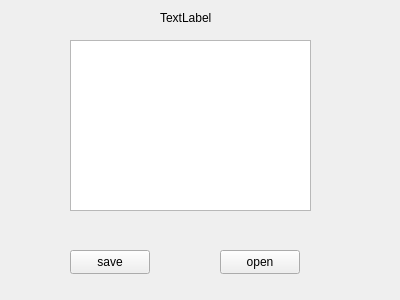
Old version of the form misNotas/textnoteform.ui in the repository e1nfalt/misNotas.
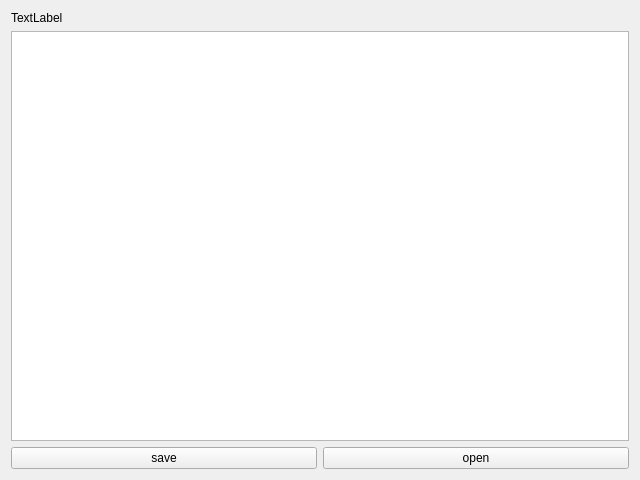
New version of the form.

Patch:
```diff
--- a/misNotas/textnoteform.ui
+++ b/misNotas/textnoteform.ui
@@ -6,62 +6,43 @@
    <rect>
     <x>0</x>
     <y>0</y>
-    <width>400</width>
-    <height>300</height>
+    <width>640</width>
+    <height>480</height>
    </rect>
   </property>
   <property name="windowTitle">
    <string>Form</string>
   </property>
-  <widget class="QPlainTextEdit" name="plainTextEdit">
-   <property name="geometry">
-    <rect>
-     <x>70</x>
-     <y>40</y>
-     <width>241</width>
-     <height>171</height>
-    </rect>
-   </property>
-  </widget>
+  <layout class="QVBoxLayout" name="verticalLayout">
+   <item>
+    <layout class="QGridLayout" name="gridLayout">
+     <item row="0" column="0">
+      <widget class="QLabel" name="label">
+       <property name="text">
+        <string>TextLabel</string>
+       </property>
+      </widget>
+     </item>
+     <item row="2" column="0">
   <widget class="QPushButton" name="saveButton">
-   <property name="geometry">
-    <rect>
-     <x>70</x>
-     <y>250</y>
-     <width>80</width>
-     <height>24</height>
-    </rect>
-   </property>
    <property name="text">
     <string>save</string>
    </property>
   </widget>
+     </item>
+     <item row="2" column="1">
   <widget class="QPushButton" name="openButton">
-   <property name="geometry">
-    <rect>
-     <x>220</x>
-     <y>250</y>
-     <width>80</width>
-     <height>24</height>
-    </rect>
-   </property>
    <property name="text">
     <string>open</string>
    </property>
   </widget>
-  <widget class="QLabel" name="label">
-   <property name="geometry">
-    <rect>
-     <x>160</x>
-     <y>10</y>
-     <width>59</width>
-     <height>16</height>
-    </rect>
-   </property>
-   <property name="text">
-    <string>TextLabel</string>
-   </property>
-  </widget>
+     </item>
+     <item row="1" column="0" colspan="2">
+      <widget class="QPlainTextEdit" name="plainTextEdit"/>
+     </item>
+    </layout>
+   </item>
+  </layout>
  </widget>
  <resources/>
  <connections/>
```
Lines whose indentation alone changed are shown as unchanged.
